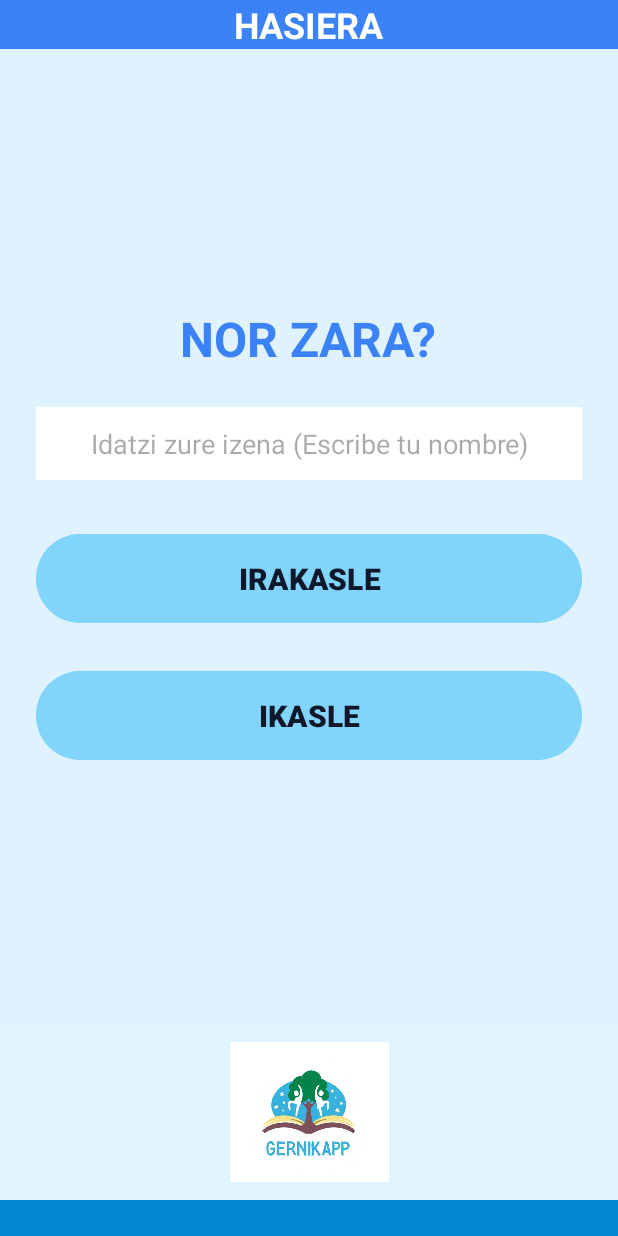
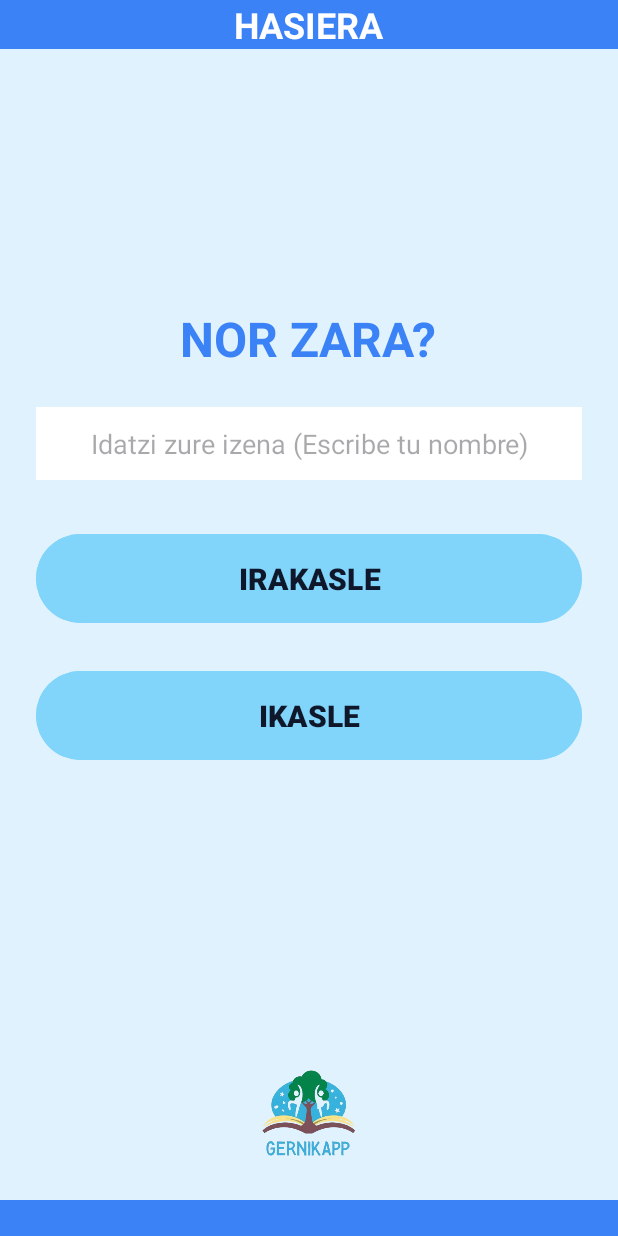
Before and after one commit to UnaiZugaza/GernikApp, an Android app: the screen it shows after launch (MainActivity), on a phone screen of 412 x 824 dp. Run offline under Robolectric (Android 15) with nearby library versions, the phone set to English and light mode, and no system bars.

Commit message:
FEAT: Hacer el footer acorde a la app

```diff
--- a/app/src/main/res/layout/footer.xml
+++ b/app/src/main/res/layout/footer.xml
@@ -11,7 +11,7 @@
         android:id="@+id/background_top"
         android:layout_width="0dp"
         android:layout_height="0dp"
-        android:background="#E1F5FE"
+        android:background="#e0f2fe"
         app:layout_constraintBottom_toTopOf="@+id/bar_blue"
         app:layout_constraintEnd_toEndOf="parent"
         app:layout_constraintStart_toStartOf="parent"
@@ -23,7 +23,7 @@
         android:id="@+id/bar_blue"
         android:layout_width="0dp"
         android:layout_height="24dp"
-        android:background="#0288D1"
+        android:background="#3b82f6"
         app:layout_constraintBottom_toBottomOf="parent"
         app:layout_constraintEnd_toEndOf="parent"
         app:layout_constraintStart_toStartOf="parent" />
```
Also changed, not shown: app/src/main/res/drawable/flechaatzera.jpg (deleted), app/src/main/res/drawable/flechaatzera.png (added), app/src/main/res/drawable/flechajarraitu.jpg (deleted), app/src/main/res/drawable/flechajarraitu.png (added), app/src/main/res/drawable/logo.jpg (deleted), app/src/main/res/drawable/logo.png (added), app/src/main/res/drawable/logogernikapp.jpg (deleted), app/src/main/res/drawable/logogernikapp.png (added).
